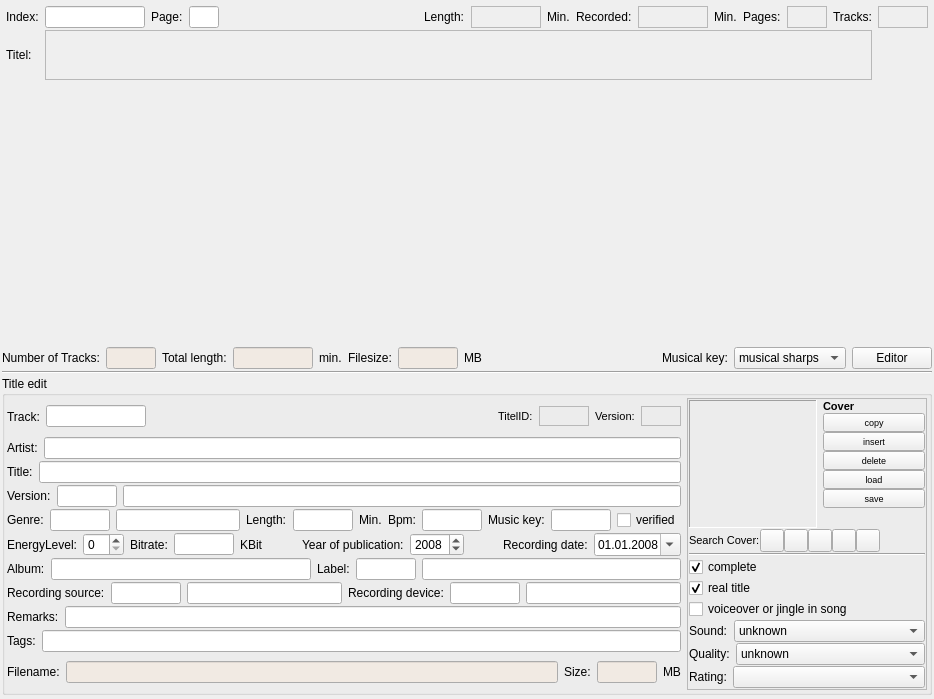
First picture: the form in src/editor/edit.ui, repository pfedick/winmusik, before the edit.
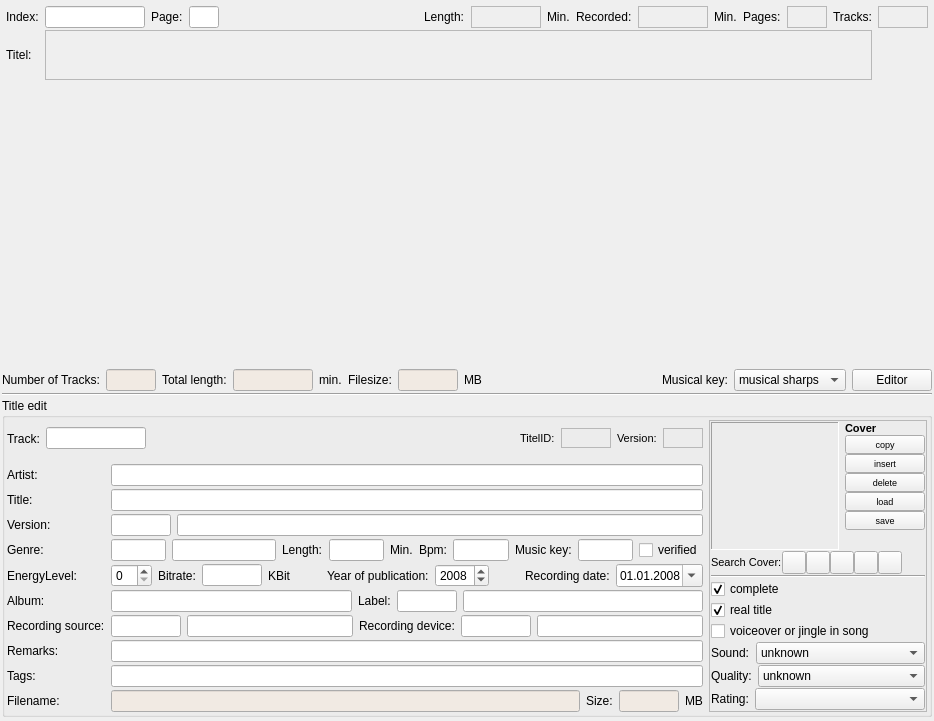
Second picture: the form after the edit. Icons and pictures are not drawn. Custom widgets are drawn as their Qt base class.

```diff
--- a/src/editor/edit.ui
+++ b/src/editor/edit.ui
@@ -7,7 +7,7 @@
     <x>0</x>
     <y>0</y>
     <width>934</width>
-    <height>699</height>
+    <height>721</height>
    </rect>
   </property>
   <property name="sizePolicy">
@@ -403,9 +403,6 @@
      <property name="acceptDrops">
       <bool>true</bool>
      </property>
-     <property name="acceptDrops">
-      <bool>true</bool>
-     </property>
      <layout class="QHBoxLayout">
       <property name="spacing">
        <number>6</number>
@@ -742,8 +739,11 @@
       </property>
       <item>
        <layout class="QGridLayout" name="gridLayout_2">
+        <property name="horizontalSpacing">
+         <number>6</number>
+        </property>
         <property name="verticalSpacing">
-         <number>0</number>
+         <number>2</number>
         </property>
         <item row="1" column="0">
          <layout class="QVBoxLayout">
@@ -919,95 +919,65 @@
            </widget>
           </item>
           <item>
-           <layout class="QHBoxLayout">
-            <property name="spacing">
-             <number>6</number>
-            </property>
-            <property name="leftMargin">
-             <number>0</number>
+           <layout class="QFormLayout" name="formLayout">
+            <property name="verticalSpacing">
+             <number>3</number>
             </property>
             <property name="topMargin">
-             <number>0</number>
+             <number>5</number>
             </property>
-            <property name="rightMargin">
-             <number>0</number>
-            </property>
-            <property name="bottomMargin">
-             <number>0</number>
-            </property>
-            <item>
+            <item row="0" column="0">
              <widget class="QLabel" name="label_49">
               <property name="text">
                <string>Artist:</string>
               </property>
              </widget>
             </item>
-            <item>
+            <item row="0" column="1">
              <widget class="QLineEdit" name="artist">
               <property name="maxLength">
                <number>1024</number>
               </property>
              </widget>
             </item>
-           </layout>
-          </item>
-          <item>
-           <layout class="QHBoxLayout">
-            <property name="spacing">
-             <number>6</number>
-            </property>
-            <property name="leftMargin">
-             <number>0</number>
-            </property>
-            <property name="topMargin">
-             <number>0</number>
-            </property>
-            <property name="rightMargin">
-             <number>0</number>
-            </property>
-            <property name="bottomMargin">
-             <number>0</number>
-            </property>
-            <item>
+            <item row="1" column="0">
              <widget class="QLabel" name="label_44">
               <property name="text">
                <string>Title:</string>
               </property>
              </widget>
             </item>
-            <item>
+            <item row="1" column="1">
              <widget class="QLineEdit" name="title">
               <property name="maxLength">
                <number>1024</number>
               </property>
              </widget>
             </item>
-           </layout>
-          </item>
-          <item>
-           <layout class="QHBoxLayout">
-            <property name="spacing">
-             <number>6</number>
-            </property>
-            <property name="leftMargin">
-             <number>0</number>
-            </property>
-            <property name="topMargin">
-             <number>0</number>
-            </property>
-            <property name="rightMargin">
-             <number>0</number>
-            </property>
-            <property name="bottomMargin">
-             <number>0</number>
-            </property>
-            <item>
+            <item row="2" column="0">
              <widget class="QLabel" name="label_48">
               <property name="text">
                <string>Version:</string>
               </property>
              </widget>
             </item>
+            <item row="2" column="1">
+             <layout class="QHBoxLayout">
+              <property name="spacing">
+               <number>6</number>
+              </property>
+              <property name="leftMargin">
+               <number>0</number>
+              </property>
+              <property name="topMargin">
+               <number>0</number>
+              </property>
+              <property name="rightMargin">
+               <number>0</number>
+              </property>
+              <property name="bottomMargin">
+               <number>0</number>
+              </property>
             <item>
              <widget class="QLineEdit" name="versionId">
               <property name="sizePolicy">
@@ -1042,30 +1012,30 @@
             </item>
            </layout>
           </item>
-          <item>
-           <layout class="QHBoxLayout">
-            <property name="spacing">
-             <number>6</number>
-            </property>
-            <property name="leftMargin">
-             <number>0</number>
-            </property>
-            <property name="topMargin">
-             <number>0</number>
-            </property>
-            <property name="rightMargin">
-             <number>0</number>
-            </property>
-            <property name="bottomMargin">
-             <number>0</number>
-            </property>
-            <item>
+            <item row="3" column="0">
              <widget class="QLabel" name="label_50">
               <property name="text">
                <string>Genre:</string>
               </property>
              </widget>
             </item>
+            <item row="3" column="1">
+             <layout class="QHBoxLayout">
+              <property name="spacing">
+               <number>6</number>
+              </property>
+              <property name="leftMargin">
+               <number>0</number>
+              </property>
+              <property name="topMargin">
+               <number>0</number>
+              </property>
+              <property name="rightMargin">
+               <number>0</number>
+              </property>
+              <property name="bottomMargin">
+               <number>0</number>
+              </property>
             <item>
              <widget class="QLineEdit" name="genreId">
               <property name="sizePolicy">
@@ -1165,30 +1135,30 @@
             </item>
            </layout>
           </item>
-          <item>
-           <layout class="QHBoxLayout" name="_2">
-            <property name="spacing">
-             <number>6</number>
-            </property>
-            <property name="leftMargin">
-             <number>0</number>
-            </property>
-            <property name="topMargin">
-             <number>0</number>
-            </property>
-            <property name="rightMargin">
-             <number>0</number>
-            </property>
-            <property name="bottomMargin">
-             <number>0</number>
-            </property>
-            <item>
+            <item row="4" column="0">
              <widget class="QLabel" name="label_56">
               <property name="text">
                <string>EnergyLevel:</string>
               </property>
              </widget>
             </item>
+            <item row="4" column="1">
+             <layout class="QHBoxLayout" name="_2">
+              <property name="spacing">
+               <number>6</number>
+              </property>
+              <property name="leftMargin">
+               <number>0</number>
+              </property>
+              <property name="topMargin">
+               <number>0</number>
+              </property>
+              <property name="rightMargin">
+               <number>0</number>
+              </property>
+              <property name="bottomMargin">
+               <number>0</number>
+              </property>
             <item>
              <widget class="QSpinBox" name="energyLevel">
               <property name="maximum">
@@ -1309,30 +1279,30 @@
             </item>
            </layout>
           </item>
-          <item>
-           <layout class="QHBoxLayout">
-            <property name="spacing">
-             <number>6</number>
-            </property>
-            <property name="leftMargin">
-             <number>0</number>
-            </property>
-            <property name="topMargin">
-             <number>0</number>
-            </property>
-            <property name="rightMargin">
-             <number>0</number>
-            </property>
-            <property name="bottomMargin">
-             <number>0</number>
-            </property>
-            <item>
+            <item row="5" column="0">
              <widget class="QLabel" name="label_7">
               <property name="text">
                <string>Album:</string>
               </property>
              </widget>
             </item>
+            <item row="5" column="1">
+             <layout class="QHBoxLayout">
+              <property name="spacing">
+               <number>6</number>
+              </property>
+              <property name="leftMargin">
+               <number>0</number>
+              </property>
+              <property name="topMargin">
+               <number>0</number>
+              </property>
+              <property name="rightMargin">
+               <number>0</number>
+              </property>
+              <property name="bottomMargin">
+               <number>0</number>
+              </property>
             <item>
              <widget class="QLineEdit" name="album">
               <property name="maxLength">
@@ -1369,30 +1339,30 @@
             </item>
            </layout>
           </item>
-          <item>
-           <layout class="QHBoxLayout">
-            <property name="spacing">
-             <number>6</number>
-            </property>
-            <property name="leftMargin">
-             <number>0</number>
-            </property>
-            <property name="topMargin">
-             <number>0</number>
-            </property>
-            <property name="rightMargin">
-             <number>0</number>
-            </property>
-            <property name="bottomMargin">
-             <number>0</number>
-            </property>
-            <item>
+            <item row="6" column="0">
              <widget class="QLabel" name="label_67">
               <property name="text">
                <string>Recording source:</string>
               </property>
              </widget>
             </item>
+            <item row="6" column="1">
+             <layout class="QHBoxLayout">
+              <property name="spacing">
+               <number>6</number>
+              </property>
+              <property name="leftMargin">
+               <number>0</number>
+              </property>
+              <property name="topMargin">
+               <number>0</number>
+              </property>
+              <property name="rightMargin">
+               <number>0</number>
+              </property>
+              <property name="bottomMargin">
+               <number>0</number>
+              </property>
             <item>
              <widget class="QLineEdit" name="recordSourceId">
               <property name="minimumSize">
@@ -1454,90 +1424,35 @@
             </item>
            </layout>
           </item>
-          <item>
-           <layout class="QHBoxLayout">
-            <property name="spacing">
-             <number>6</number>
-            </property>
-            <property name="leftMargin">
-             <number>0</number>
-            </property>
-            <property name="topMargin">
-             <number>0</number>
-            </property>
-            <property name="rightMargin">
-             <number>0</number>
-            </property>
-            <property name="bottomMargin">
-             <number>0</number>
-            </property>
-            <item>
+            <item row="7" column="0">
              <widget class="QLabel" name="label_61">
               <property name="text">
                <string>Remarks:</string>
               </property>
              </widget>
             </item>
-            <item>
+            <item row="7" column="1">
              <widget class="QLineEdit" name="remarks">
               <property name="maxLength">
                <number>2048</number>
               </property>
              </widget>
             </item>
-           </layout>
-          </item>
-          <item>
-           <layout class="QHBoxLayout" name="_3">
-            <property name="spacing">
-             <number>6</number>
-            </property>
-            <property name="leftMargin">
-             <number>0</number>
-            </property>
-            <property name="topMargin">
-             <number>0</number>
-            </property>
-            <property name="rightMargin">
-             <number>0</number>
-            </property>
-            <property name="bottomMargin">
-             <number>0</number>
-            </property>
-            <item>
+            <item row="8" column="0">
              <widget class="QLabel" name="label_63">
               <property name="text">
                <string>Tags:</string>
               </property>
              </widget>
             </item>
-            <item>
+            <item row="8" column="1">
              <widget class="QLineEdit" name="tags">
               <property name="maxLength">
                <number>2048</number>
               </property>
              </widget>
             </item>
-           </layout>
-          </item>
-          <item>
-           <layout class="QHBoxLayout">
-            <property name="spacing">
-             <number>6</number>
-            </property>
-            <property name="leftMargin">
-             <number>0</number>
-            </property>
-            <property name="topMargin">
-             <number>0</number>
-            </property>
-            <property name="rightMargin">
-             <number>0</number>
-            </property>
-            <property name="bottomMargin">
-             <number>0</number>
-            </property>
-            <item>
+            <item row="9" column="0">
              <widget class="QLabel" name="label_62">
               <property name="sizePolicy">
                <sizepolicy hsizetype="Maximum" vsizetype="Preferred">
@@ -1550,6 +1465,23 @@
               </property>
              </widget>
             </item>
+            <item row="9" column="1">
+             <layout class="QHBoxLayout">
+              <property name="spacing">
+               <number>6</number>
+              </property>
+              <property name="leftMargin">
+               <number>0</number>
+              </property>
+              <property name="topMargin">
+               <number>0</number>
+              </property>
+              <property name="rightMargin">
+               <number>0</number>
+              </property>
+              <property name="bottomMargin">
+               <number>0</number>
+              </property>
             <item>
              <widget class="QLineEdit" name="filename">
               <property name="palette">
@@ -1665,6 +1597,8 @@
           </item>
          </layout>
         </item>
+         </layout>
+        </item>
         <item row="1" column="1">
          <widget class="QFrame" name="frameOptions">
           <property name="maximumSize">
```
Left out of the diff: 4 changed lines with no effect on the pictures. Lines whose indentation alone changed are shown as unchanged.
